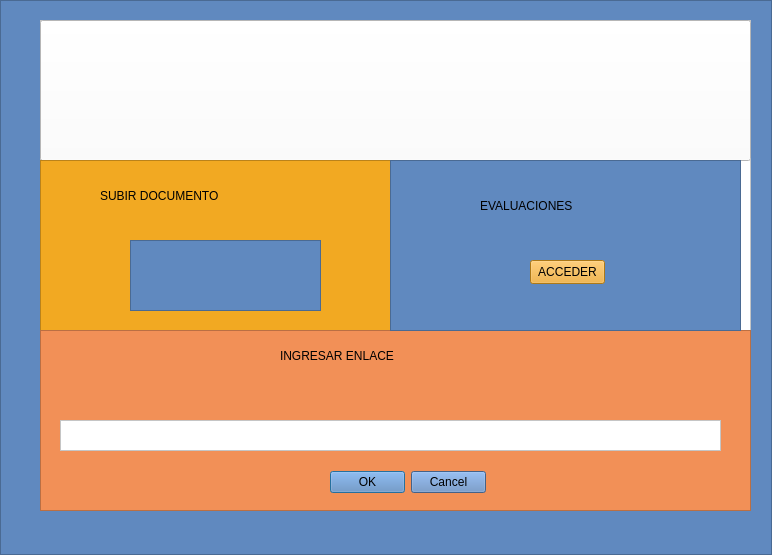
First picture: the form in Pestañas.ui, repository Shanem007/AulaVirtual, before the edit.
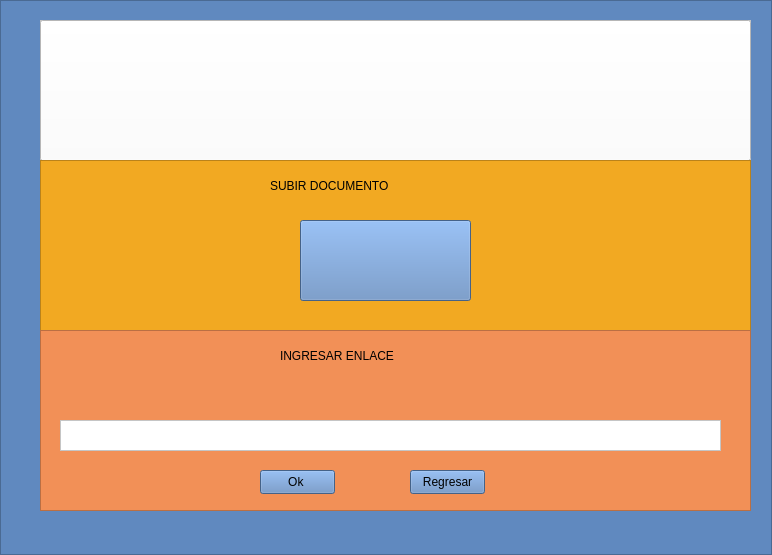
Second picture: the form after the edit. Icons and pictures are not drawn.

Patch:
```diff
--- a/Pestañas.ui
+++ b/Pestañas.ui
@@ -86,7 +86,7 @@
         <rect>
          <x>0</x>
          <y>140</y>
-         <width>351</width>
+         <width>711</width>
          <height>171</height>
         </rect>
        </property>
@@ -102,8 +102,8 @@
        <widget class="QLabel" name="label">
         <property name="geometry">
          <rect>
-          <x>60</x>
-          <y>20</y>
+          <x>230</x>
+          <y>10</y>
           <width>231</width>
           <height>31</height>
          </rect>
@@ -116,18 +116,31 @@
          <string>SUBIR DOCUMENTO</string>
         </property>
        </widget>
-       <widget class="QTextEdit" name="textEdit_2">
+       <widget class="QPushButton" name="botonSubirDoc">
         <property name="geometry">
          <rect>
-          <x>90</x>
-          <y>80</y>
-          <width>191</width>
-          <height>71</height>
+          <x>260</x>
+          <y>60</y>
+          <width>171</width>
+          <height>81</height>
          </rect>
         </property>
         <property name="styleSheet">
          <string notr="true">background-color: rgb(96, 137, 191);</string>
         </property>
+        <property name="text">
+         <string/>
+        </property>
+        <property name="icon">
+         <iconset>
+          <normaloff>img/doc.png</normaloff>img/doc.png</iconset>
+        </property>
+        <property name="iconSize">
+         <size>
+          <width>100</width>
+          <height>50</height>
+         </size>
+        </property>
        </widget>
       </widget>
       <widget class="QFrame" name="frame_4">
@@ -178,72 +191,38 @@
 color: rgb(0, 0, 0);</string>
         </property>
        </widget>
-       <widget class="QDialogButtonBox" name="buttonBox">
+       <widget class="QPushButton" name="botonOk">
         <property name="geometry">
          <rect>
-          <x>290</x>
+          <x>220</x>
           <y>140</y>
-          <width>156</width>
+          <width>75</width>
           <height>24</height>
          </rect>
         </property>
         <property name="styleSheet">
-         <string notr="true">background-color: rgb(96, 137, 191);</string>
+         <string notr="true">font: 700 9pt &quot;Segoe UI&quot;;
+background-color: rgb(96, 137, 191);</string>
         </property>
-        <property name="standardButtons">
-         <set>QDialogButtonBox::Cancel|QDialogButtonBox::Ok</set>
-        </property>
-       </widget>
-      </widget>
-      <widget class="QFrame" name="frame_5">
-       <property name="geometry">
-        <rect>
-         <x>350</x>
-         <y>140</y>
-         <width>351</width>
-         <height>171</height>
-        </rect>
-       </property>
-       <property name="styleSheet">
-        <string notr="true">background-color: rgb(96, 137, 191);</string>
-       </property>
-       <property name="frameShape">
-        <enum>QFrame::StyledPanel</enum>
-       </property>
-       <property name="frameShadow">
-        <enum>QFrame::Raised</enum>
-       </property>
-       <widget class="QLabel" name="label_3">
-        <property name="geometry">
-         <rect>
-          <x>90</x>
-          <y>30</y>
-          <width>181</width>
-          <height>31</height>
-         </rect>
-        </property>
-        <property name="styleSheet">
-         <string notr="true">font: 700 18pt &quot;Segoe UI&quot;;</string>
-        </property>
         <property name="text">
-         <string>EVALUACIONES</string>
+         <string>Ok </string>
         </property>
        </widget>
-       <widget class="QPushButton" name="Acceder">
+       <widget class="QPushButton" name="botonRegresarPes">
         <property name="geometry">
          <rect>
-          <x>140</x>
-          <y>100</y>
+          <x>370</x>
+          <y>140</y>
           <width>75</width>
           <height>24</height>
          </rect>
         </property>
         <property name="styleSheet">
          <string notr="true">font: 700 9pt &quot;Segoe UI&quot;;
-background-color: rgb(242, 169, 34);</string>
+background-color: rgb(96, 137, 191);</string>
         </property>
         <property name="text">
-         <string>ACCEDER</string>
+         <string>Regresar</string>
         </property>
        </widget>
       </widget>
```
